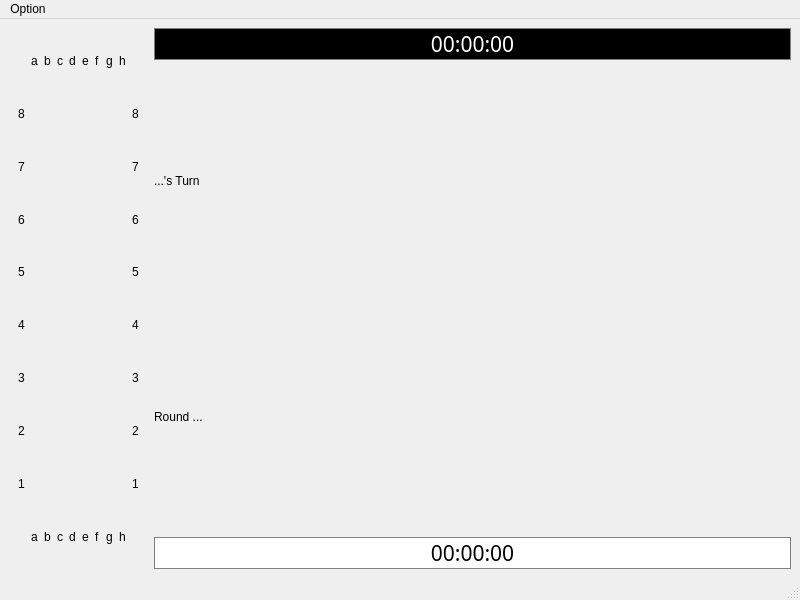
The window that gamemainwindow.ui (a0922762/NTUST_OOP_Project2_Chess) describes before a commit, drawn with Qt 5.
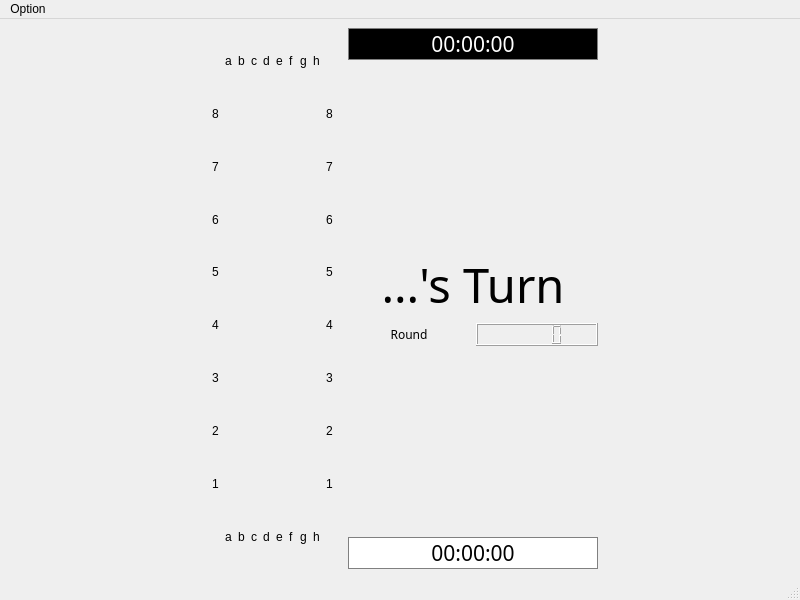
The same window after the commit. Custom widgets are drawn as their Qt base class.

```diff
--- a/gamemainwindow.ui
+++ b/gamemainwindow.ui
@@ -15,6 +15,19 @@
   </property>
   <widget class="QWidget" name="centralwidget">
    <layout class="QHBoxLayout" name="horizontalLayout">
+    <item>
+     <spacer name="horizontalSpacer">
+      <property name="orientation">
+       <enum>Qt::Horizontal</enum>
+      </property>
+      <property name="sizeHint" stdset="0">
+       <size>
+        <width>40</width>
+        <height>20</height>
+       </size>
+      </property>
+     </spacer>
+    </item>
     <item>
      <widget class="QWidget" name="boardAndNumber" native="true">
       <property name="sizePolicy">
@@ -24,7 +37,7 @@
        </sizepolicy>
       </property>
       <layout class="QGridLayout" name="gridLayout_2">
-       <item row="0" column="0">
+       <item row="0" column="1">
         <layout class="QGridLayout" name="boardLayout">
          <item row="3" column="9">
           <widget class="QLabel" name="label_30">
@@ -324,19 +337,75 @@
         </property>
        </widget>
       </item>
+      <item>
+       <spacer name="verticalSpacer_2">
+        <property name="orientation">
+         <enum>Qt::Vertical</enum>
+        </property>
+        <property name="sizeHint" stdset="0">
+         <size>
+          <width>20</width>
+          <height>40</height>
+         </size>
+        </property>
+       </spacer>
+      </item>
       <item>
        <widget class="QLabel" name="turnLabel">
+        <property name="minimumSize">
+         <size>
+          <width>250</width>
+          <height>0</height>
+         </size>
+        </property>
+        <property name="font">
+         <font>
+          <family>Alef</family>
+          <pointsize>35</pointsize>
+         </font>
+        </property>
         <property name="text">
          <string>...'s Turn</string>
         </property>
+        <property name="alignment">
+         <set>Qt::AlignCenter</set>
+        </property>
        </widget>
       </item>
       <item>
-       <widget class="QLabel" name="roundLabel">
-        <property name="text">
-         <string>Round ...</string>
+       <layout class="QHBoxLayout" name="horizontalLayout_2">
+        <item>
+         <widget class="QLabel" name="roundLabel">
+          <property name="font">
+           <font>
+            <family>Impact</family>
+           </font>
+          </property>
+          <property name="text">
+           <string>Round</string>
+          </property>
+          <property name="alignment">
+           <set>Qt::AlignCenter</set>
+          </property>
+         </widget>
+        </item>
+        <item>
+         <widget class="QLCDNumber" name="roundLCD"/>
+        </item>
+       </layout>
+      </item>
+      <item>
+       <spacer name="verticalSpacer">
+        <property name="orientation">
+         <enum>Qt::Vertical</enum>
         </property>
-       </widget>
+        <property name="sizeHint" stdset="0">
+         <size>
+          <width>20</width>
+          <height>40</height>
+         </size>
+        </property>
+       </spacer>
       </item>
       <item>
        <widget class="TimeDisplay" name="white_TimeLabel">
@@ -379,6 +448,19 @@
       </item>
      </layout>
     </item>
+    <item>
+     <spacer name="horizontalSpacer_2">
+      <property name="orientation">
+       <enum>Qt::Horizontal</enum>
+      </property>
+      <property name="sizeHint" stdset="0">
+       <size>
+        <width>40</width>
+        <height>20</height>
+       </size>
+      </property>
+     </spacer>
+    </item>
    </layout>
   </widget>
   <widget class="QMenuBar" name="menubar">
```
